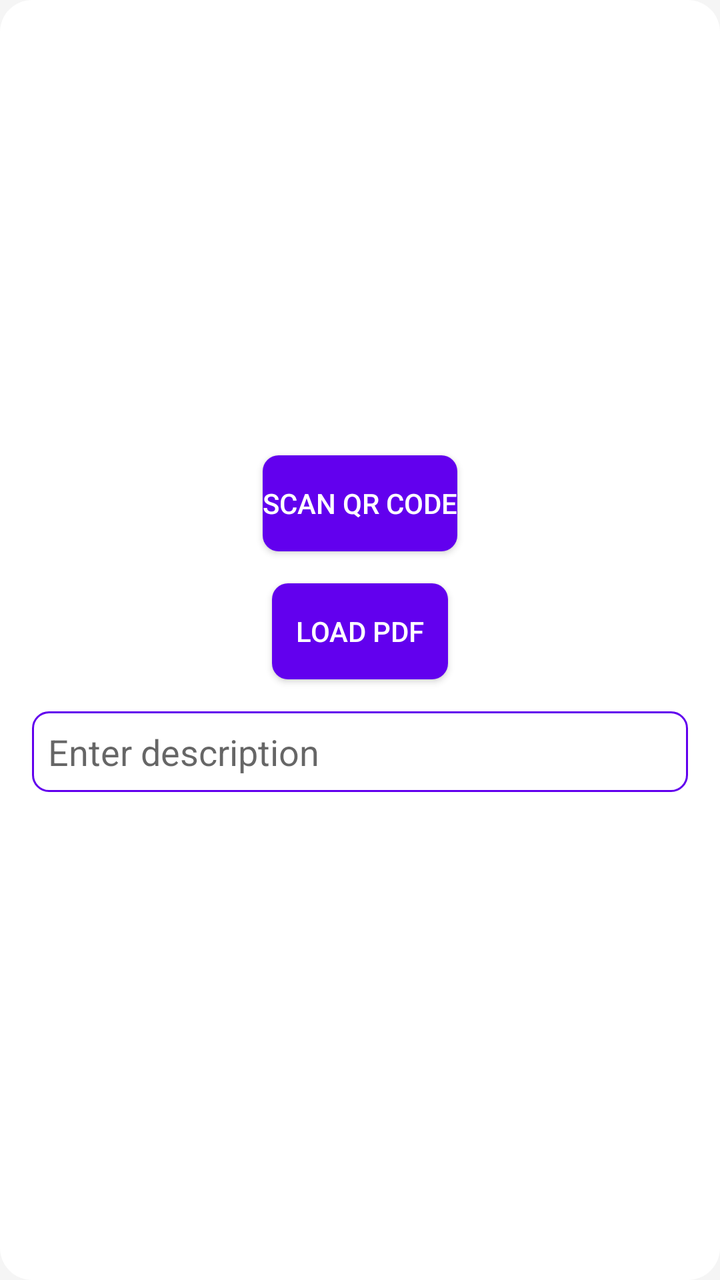
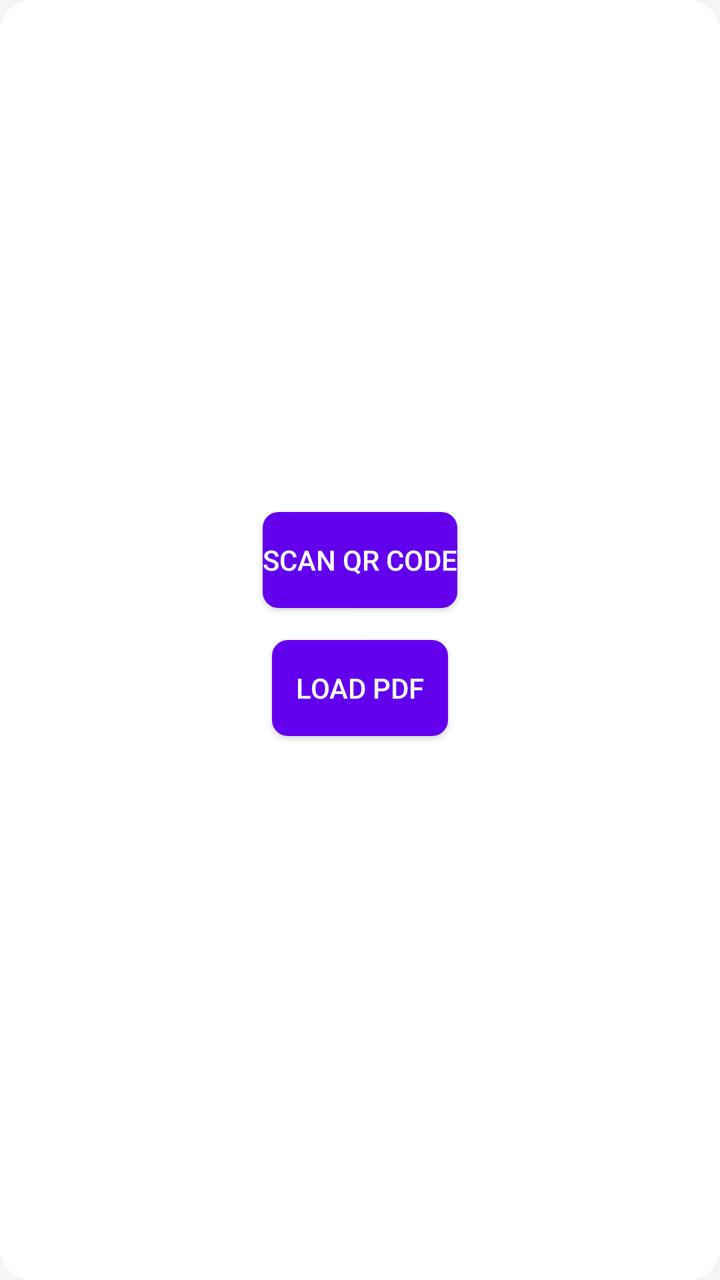

The first picture is an Android layout as it rendered before a commit; the second is the same layout after the commit. The layout source and the unified diff follow.
<!-- AndroidManifest.xml: application theme Theme.MyQRScanner -->
<!-- res/layout/activity_main.xml -->
<?xml version="1.0" encoding="utf-8"?>
<androidx.constraintlayout.widget.ConstraintLayout xmlns:android="http://schemas.android.com/apk/res/android"
    xmlns:app="http://schemas.android.com/apk/res-auto"
    xmlns:tools="http://schemas.android.com/tools"
    android:layout_width="match_parent"
    android:layout_height="match_parent"
    android:background="@color/background_color"
    tools:context=".MainActivity" >

    <LinearLayout
        android:layout_width="match_parent"
        android:layout_height="match_parent"
        android:orientation="vertical"
        android:gravity="center"
        android:padding="16dp"
        android:background="@drawable/rounded_corner_background">

        
        <Button
            android:id="@+id/scanQrCodeButton"
            android:layout_width="wrap_content"
            android:layout_height="wrap_content"
            android:text="Scan QR Code"
            android:layout_marginBottom="16dp"
            android:background="@drawable/button_background"
            android:textColor="@color/white" />

        
        <Button
            android:id="@+id/loadPdfButton"
            android:layout_width="wrap_content"
            android:layout_height="wrap_content"
            android:text="Load PDF"
            android:layout_marginBottom="16dp"
            android:background="@drawable/button_background"
            android:textColor="@color/white" />

        <EditText
            android:id="@+id/descriptionEditText"
            android:layout_width="match_parent"
            android:layout_height="wrap_content"
            android:hint="Enter description"
            android:layout_marginBottom="16dp"
            android:padding="8dp"
            android:background="@drawable/edittext_background" />

    </LinearLayout>

</androidx.constraintlayout.widget.ConstraintLayout>
<!-- resources referenced by this layout -->
<resources>
  <color name="background_color">#F5F5F5</color>
  <color name="white">#FFFFFFFF</color>
  <!-- drawable button_background (drawable) -->
  <selector xmlns:android="http://schemas.android.com/apk/res/android">
      <item android:state_pressed="true">
          <shape>
              <solid android:color="@color/colorPrimaryDark"/>
              <corners android:radius="8dp"/>
          </shape>
      </item>
      <item>
          <shape>
              <solid android:color="@color/colorPrimary"/>
              <corners android:radius="8dp"/>
          </shape>
      </item>
  </selector>
  <!-- drawable edittext_background (drawable) -->
  <shape xmlns:android="http://schemas.android.com/apk/res/android">
      <solid android:color="@color/white"/>
      <corners android:radius="8dp"/>
      <stroke android:width="1dp" android:color="@color/colorPrimary"/>
  </shape>
  <!-- drawable rounded_corner_background (drawable) -->
  <shape xmlns:android="http://schemas.android.com/apk/res/android">
      <solid android:color="@color/white"/>
      <corners android:radius="16dp"/>
      <padding android:left="16dp" android:top="16dp" android:right="16dp" android:bottom="16dp"/>
  </shape>
  <style name="Theme.MyQRScanner" parent="Theme.AppCompat.Light.DarkActionBar" />
  <color name="colorPrimaryDark">#3700B3</color>
  <color name="colorPrimary">#6200EE</color>
</resources>

<!-- the commit's change to res/layout/activity_main.xml (unified diff, before → after) -->
@@ -35,14 +35,6 @@
             android:background="@drawable/button_background"
             android:textColor="@color/white" />
 
-        <EditText
-            android:id="@+id/descriptionEditText"
-            android:layout_width="match_parent"
-            android:layout_height="wrap_content"
-            android:hint="Enter description"
-            android:layout_marginBottom="16dp"
-            android:padding="8dp"
-            android:background="@drawable/edittext_background" />
 
     </LinearLayout>
 
<!-- resource entries referenced after the edit -->
@@ -17,12 +17,6 @@
           </shape>
       </item>
   </selector>
-  <!-- drawable edittext_background (drawable) -->
-  <shape xmlns:android="http://schemas.android.com/apk/res/android">
-      <solid android:color="@color/white"/>
-      <corners android:radius="8dp"/>
-      <stroke android:width="1dp" android:color="@color/colorPrimary"/>
-  </shape>
   <!-- drawable rounded_corner_background (drawable) -->
   <shape xmlns:android="http://schemas.android.com/apk/res/android">
       <solid android:color="@color/white"/>
